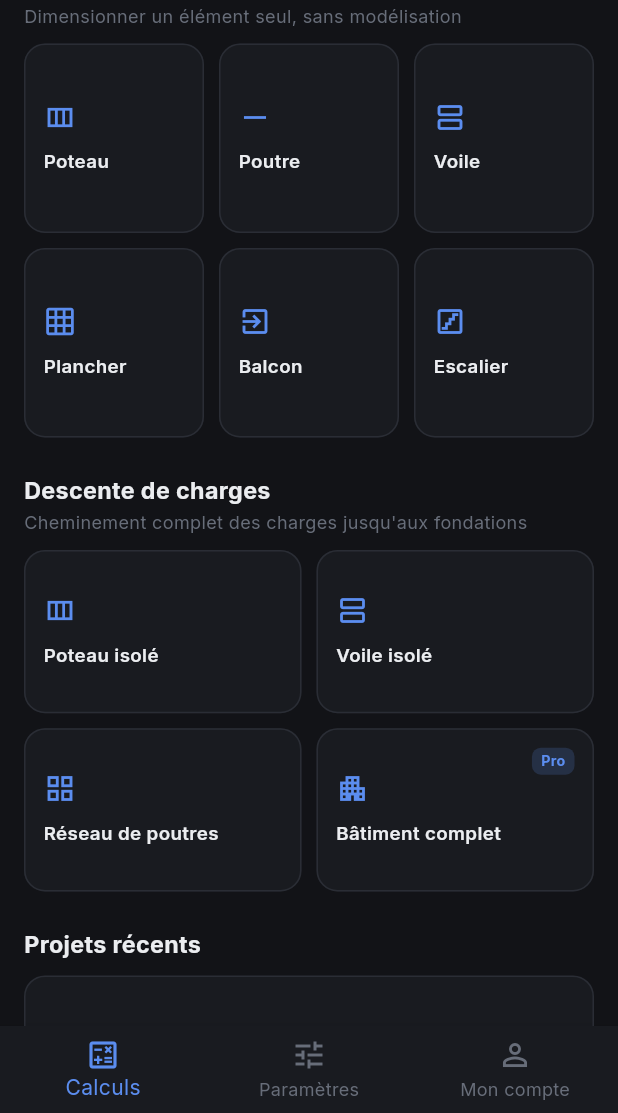
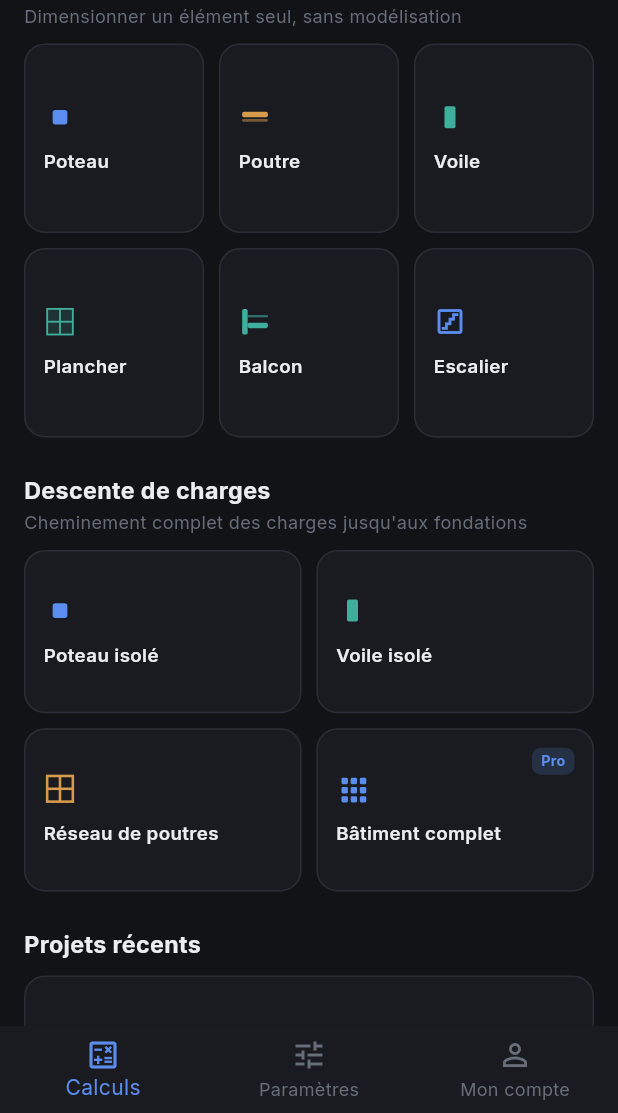
Before and after one commit to BaronAdams/faloads, a Flutter app: the screen it shows after launch, after a tap on "J'ai déjà un compte", on a phone screen of 412 x 824 dp, the part 123-1236 px from its top. Run offline on Flutter 3.47's test engine with Material 3 defaults, Android fonts, the phone set to English and light mode, and no system bars; our stand-ins replace google_fonts.

Commit message:
Draw the poteau node's tributary quadrants/beams, and give the dashboard real structural icons
- Poteau isolé step 2 (Nœud) now draws the 4 tributary dalle quadrants
  (each labelled with its area) around the poteau, plus the poutre
  principale/secondaire bands when the système routes loads through
  beams — ported from the design prototype's buildNodeSvg(). Replaces
  the old static blue-square-with-arrows placeholder.
- New StructIcon widget: small purpose-drawn glyphs (filled square for
  poteau, bar for poutre, tall bar for voile, grid for plancher/réseau
  de poutres, cantilevered ledge for balcon, building grid for bâtiment
  complet) replacing the dashboard's generic Material icons — several
  of which (balcon using a door/exit icon) didn't actually suggest what
  the card was for.

```diff
--- a/lib/src/ui/dashboard/dashboard_screen.dart
+++ b/lib/src/ui/dashboard/dashboard_screen.dart
@@ -3,6 +3,7 @@ import "package:flutter/material.dart";
 import "../../state/app_scope.dart";
 import "../../theme/app_colors.dart";
 import "../../widgets/empty_state.dart";
+import "../../widgets/struct_icon.dart";
 import "../beam_network/beam_network_flow_screen.dart";
 import "../building/building_flow_screen.dart";
 import "../poteau/poteau_flow_screen.dart";
@@ -11,13 +12,15 @@ import "../voile/voile_flow_screen.dart";
 
 class _CalcEntry {
   const _CalcEntry({
-    required this.icon,
+    required this.iconKind,
     required this.label,
     required this.destination,
+    this.iconColor = AppColors.accentBlue,
     this.badge,
   });
 
-  final IconData icon;
+  final StructIconKind iconKind;
+  final Color iconColor;
   final String label;
   final String? badge;
   final Widget Function() destination;
@@ -32,47 +35,57 @@ class DashboardScreen extends StatelessWidget {
 
   static final List<_CalcEntry> _predim = [
     _CalcEntry(
-      icon: Icons.view_column_outlined,
+      iconKind: StructIconKind.column,
       label: "Poteau",
       destination: () => const PredimScreen(initialType: PredimElementType.poteau),
     ),
     _CalcEntry(
-      icon: Icons.horizontal_rule,
+      iconKind: StructIconKind.beam,
+      iconColor: AppColors.accentAmber,
       label: "Poutre",
       destination: () => const PredimScreen(initialType: PredimElementType.poutre),
     ),
     _CalcEntry(
-      icon: Icons.view_agenda_outlined,
+      iconKind: StructIconKind.wall,
+      iconColor: AppColors.accentTeal,
       label: "Voile",
       destination: () => const PredimScreen(initialType: PredimElementType.voile),
     ),
     _CalcEntry(
-      icon: Icons.grid_on_outlined,
+      iconKind: StructIconKind.slab,
+      iconColor: AppColors.accentTeal,
       label: "Plancher",
       destination: () => const PredimScreen(initialType: PredimElementType.plancher),
     ),
     _CalcEntry(
-      icon: Icons.exit_to_app_outlined,
+      iconKind: StructIconKind.balcony,
+      iconColor: AppColors.accentTeal,
       label: "Balcon",
       destination: () => const PredimScreen(initialType: PredimElementType.balcon),
     ),
     _CalcEntry(
-      icon: Icons.stairs_outlined,
+      iconKind: StructIconKind.stairs,
       label: "Escalier",
       destination: () => const PredimScreen(initialType: PredimElementType.escalier),
     ),
   ];
 
   static final List<_CalcEntry> _descente = [
-    _CalcEntry(icon: Icons.view_column_outlined, label: "Poteau isolé", destination: () => const PoteauFlowScreen()),
-    _CalcEntry(icon: Icons.view_agenda_outlined, label: "Voile isolé", destination: () => const VoileFlowScreen()),
+    _CalcEntry(iconKind: StructIconKind.column, label: "Poteau isolé", destination: () => const PoteauFlowScreen()),
     _CalcEntry(
-      icon: Icons.grid_view_outlined,
+      iconKind: StructIconKind.wall,
+      iconColor: AppColors.accentTeal,
+      label: "Voile isolé",
+      destination: () => const VoileFlowScreen(),
+    ),
+    _CalcEntry(
+      iconKind: StructIconKind.beamGrid,
+      iconColor: AppColors.accentAmber,
       label: "Réseau de poutres",
       destination: () => const BeamNetworkFlowScreen(),
     ),
     _CalcEntry(
-      icon: Icons.apartment_outlined,
+      iconKind: StructIconKind.building,
       label: "Bâtiment complet",
       badge: "Pro",
       destination: () => const BuildingFlowScreen(),
@@ -211,7 +224,7 @@ class _CalcCard extends StatelessWidget {
                 crossAxisAlignment: CrossAxisAlignment.start,
                 mainAxisAlignment: MainAxisAlignment.center,
                 children: [
-                  Icon(entry.icon, color: AppColors.accentBlue, size: 22),
+                  StructIcon(kind: entry.iconKind, color: entry.iconColor, size: 22),
                   const SizedBox(height: 10),
                   Text(
                     entry.label,
--- /dev/null
+++ b/lib/src/widgets/struct_icon.dart
@@ -0,0 +1,119 @@
+import "package:flutter/material.dart";
+
+import "../theme/app_colors.dart";
+
+/// The structural element (or assembly) a [StructIcon] depicts.
+enum StructIconKind { column, beam, wall, slab, balcony, stairs, beamGrid, building }
+
+/// Small abstract glyph for a structural element — a filled square for a
+/// poteau, a bar for a poutre, a tall bar for a voile, and so on — instead
+/// of a generic Material icon that doesn't actually say "column" or "wall".
+/// Ported from the design prototype's icon set (renderIcon: 'column',
+/// 'beam', 'wall', 'building'), extended with matching glyphs for the
+/// element types the prototype didn't need an icon for.
+class StructIcon extends StatelessWidget {
+  const StructIcon({super.key, required this.kind, this.size = 22, this.color = AppColors.accentBlue});
+
+  final StructIconKind kind;
+  final double size;
+  final Color color;
+
+  @override
+  Widget build(BuildContext context) {
+    if (kind == StructIconKind.stairs) {
+      return Icon(Icons.stairs_outlined, size: size, color: color);
+    }
+    return CustomPaint(size: Size.square(size), painter: _StructIconPainter(kind: kind, color: color));
+  }
+}
+
+class _StructIconPainter extends CustomPainter {
+  _StructIconPainter({required this.kind, required this.color});
+
+  final StructIconKind kind;
+  final Color color;
+
+  static const _designSize = 18.0;
+
+  @override
+  void paint(Canvas canvas, Size size) {
+    final scale = size.width / _designSize;
+    canvas.save();
+    canvas.scale(scale);
+
+    switch (kind) {
+      case StructIconKind.column:
+        {
+          _rrect(canvas, const Rect.fromLTWH(5, 5, 8, 8), 1.5, color);
+          break;
+        }
+      case StructIconKind.beam:
+        {
+          _rrect(canvas, const Rect.fromLTWH(2, 6, 14, 3), 1, color);
+          _rrect(canvas, const Rect.fromLTWH(2, 10, 14, 1.4), 0.7, color.withValues(alpha: 0.5));
+          break;
+        }
+      case StructIconKind.wall:
+        {
+          _rrect(canvas, const Rect.fromLTWH(6, 3, 6, 12), 1, color);
+          break;
+        }
+      case StructIconKind.slab:
+        {
+          _rrect(canvas, const Rect.fromLTWH(2, 2, 14, 14), 2, color.withValues(alpha: 0.16));
+          final stroke = Paint()
+            ..color = color
+            ..style = PaintingStyle.stroke
+            ..strokeWidth = 1;
+          canvas.drawRect(const Rect.fromLTWH(2, 2, 14, 14), stroke);
+          canvas.drawLine(const Offset(9, 2), const Offset(9, 16), stroke);
+          canvas.drawLine(const Offset(2, 9), const Offset(16, 9), stroke);
+          break;
+        }
+      case StructIconKind.balcony:
+        {
+          _rrect(canvas, const Rect.fromLTWH(2, 2, 3, 14), 1, color);
+          _rrect(canvas, const Rect.fromLTWH(5, 9.5, 11, 3), 1, color);
+          canvas.drawLine(
+            const Offset(5, 6),
+            const Offset(16, 6),
+            Paint()
+              ..color = color.withValues(alpha: 0.6)
+              ..strokeWidth = 1.2,
+          );
+          break;
+        }
+      case StructIconKind.beamGrid:
+        {
+          final stroke = Paint()
+            ..color = color
+            ..style = PaintingStyle.stroke
+            ..strokeWidth = 1.4;
+          canvas.drawRect(const Rect.fromLTWH(2, 2, 14, 14), stroke);
+          canvas.drawLine(const Offset(9, 2), const Offset(9, 16), stroke);
+          canvas.drawLine(const Offset(2, 9), const Offset(16, 9), stroke);
+          break;
+        }
+      case StructIconKind.building:
+        {
+          for (var r = 0; r < 3; r++) {
+            for (var c = 0; c < 3; c++) {
+              _rrect(canvas, Rect.fromLTWH(3 + c * 5, 3 + r * 5, 3.5, 3.5), 0.8, color);
+            }
+          }
+          break;
+        }
+      case StructIconKind.stairs:
+        break; // handled by StructIcon.build via Icons.stairs_outlined
+    }
+
+    canvas.restore();
+  }
+
+  void _rrect(Canvas canvas, Rect rect, double radius, Color fill) {
+    canvas.drawRRect(RRect.fromRectAndRadius(rect, Radius.circular(radius)), Paint()..color = fill);
+  }
+
+  @override
+  bool shouldRepaint(covariant _StructIconPainter oldDelegate) => oldDelegate.kind != kind || oldDelegate.color != color;
+}
```
Also changed, not shown: lib/src/ui/poteau/poteau_flow_screen.dart (+2 -55 lines), lib/src/widgets/node_tributary_diagram.dart (added, +130 -0 lines), 2 other files.
